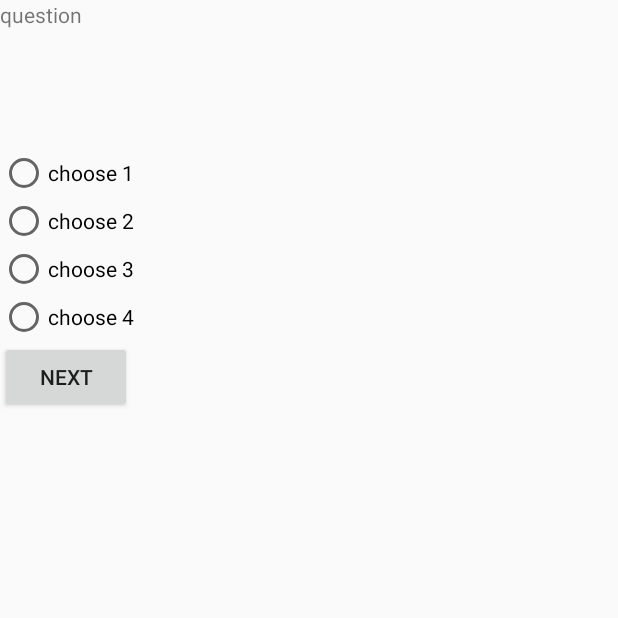
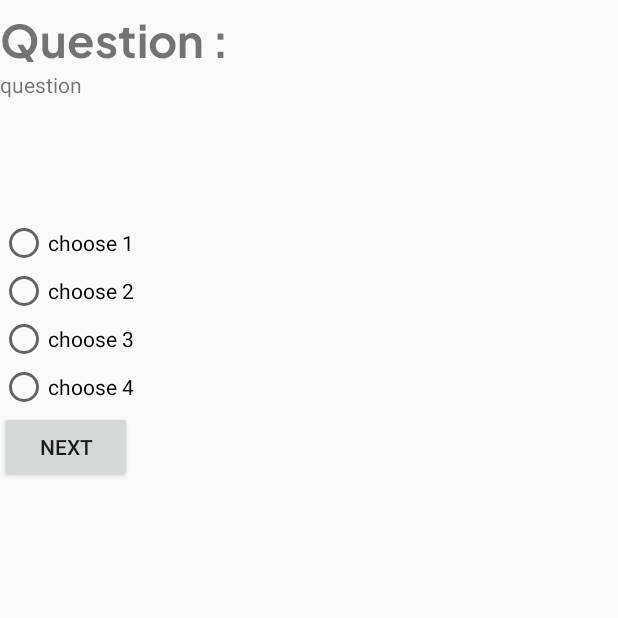
Before and after one commit to Siberuz/LRNT, an Android app: the Quiz screen opened directly, with no data from a screen before it, on a phone screen of 412 x 824 dp, the top half of it. Run offline under Robolectric (Android 15) with nearby library versions, the phone set to English and light mode, and no system bars; our stand-ins replace Firebase (no records; nobody signed in at launch, a user with empty details on screens opened directly); 7 statements that could not run were skipped.

Commit message:
Update activity_quiz.xml

```diff
--- a/app/src/main/res/layout/activity_quiz.xml
+++ b/app/src/main/res/layout/activity_quiz.xml
@@ -20,18 +20,20 @@
         android:visibility="gone"
         android:id="@+id/max"
         />
-
     <TextView
         android:layout_width="wrap_content"
         android:layout_height="wrap_content"
-        app:layout_constraintLeft_toLeftOf="parent"
-        app:layout_constraintRight_toRightOf="parent"
-        app:layout_constraintBottom_toBottomOf="parent"
+        android:text="Question :"
+        android:fontFamily="@font/jakarta_sans_bold"
+        android:textStyle="bold"
+        android:textSize="30dp"/>
+    <TextView
+        android:layout_width="wrap_content"
+        android:layout_height="wrap_content"
         app:layout_constraintTop_toTopOf="parent"
         android:text="question"
         android:layout_marginBottom="50dp"
-        android:id="@+id/qst"
-        />
+        android:id="@+id/qst" />
 
     <RadioGroup
         android:layout_width="match_parent"
```
